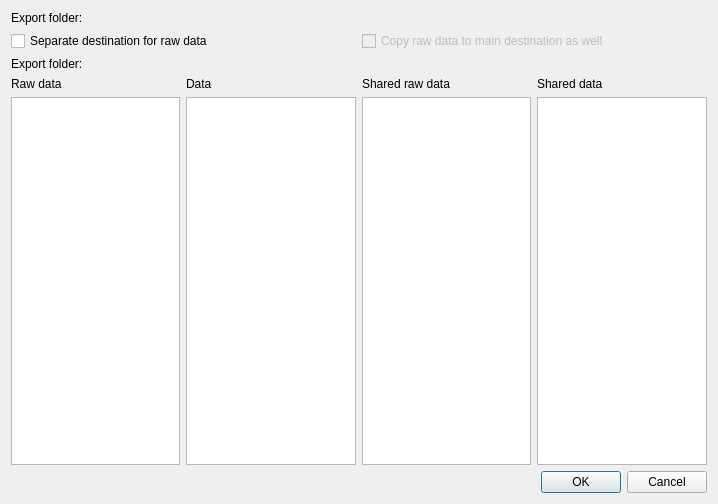
The window that src/app/exportdialog.ui (fmi-basel/faim-cryoflare) describes before a commit, drawn with Qt 5.
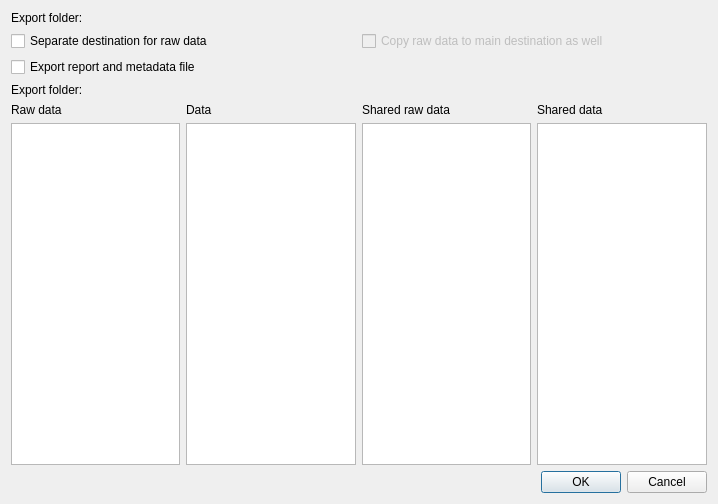
The same window after the commit. Custom widgets are drawn as their Qt base class.

Commit message: added metadata export in line with data export

```diff
--- a/src/app/exportdialog.ui
+++ b/src/app/exportdialog.ui
@@ -78,6 +78,13 @@
      </item>
     </layout>
    </item>
+   <item>
+    <widget class="QCheckBox" name="export_report_metadata">
+     <property name="text">
+      <string>Export report and metadata file</string>
+     </property>
+    </widget>
+   </item>
    <item>
     <layout class="QHBoxLayout" name="horizontalLayout_3">
      <item>
```
Lines whose indentation alone changed are shown as unchanged. The commit also changes 8 other files.
